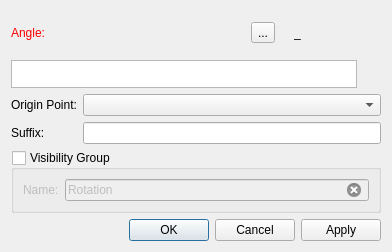
The window that src/libs/vtools/dialogs/tools/dialogrotation.ui (OpnTec/fashionmaker) describes before a commit, drawn with Qt 5.
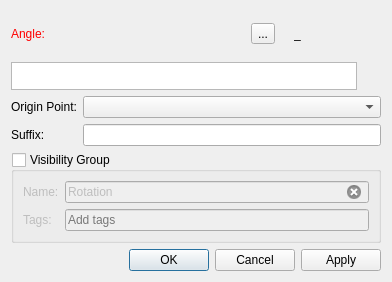
The same window after the commit. Icons and pictures are not drawn. Custom widgets are drawn as their Qt base class.

Commit message: Organization of groups - groups categories. Closes smart-pattern/valentina#15.

```diff
--- a/src/libs/vtools/dialogs/tools/dialogrotation.ui
+++ b/src/libs/vtools/dialogs/tools/dialogrotation.ui
@@ -7,7 +7,7 @@
     <x>0</x>
     <y>0</y>
     <width>392</width>
-    <height>252</height>
+    <height>282</height>
    </rect>
   </property>
   <property name="windowTitle">
@@ -236,15 +236,15 @@
      <property name="checked">
       <bool>false</bool>
      </property>
-     <layout class="QHBoxLayout" name="horizontalLayout_2">
-      <item>
-       <widget class="QLabel" name="labelGroupName">
+     <layout class="QGridLayout" name="gridLayout">
+      <item row="1" column="0">
+       <widget class="QLabel" name="label">
         <property name="text">
-         <string>Name:</string>
+         <string>Tags:</string>
         </property>
        </widget>
       </item>
-      <item>
+      <item row="0" column="1">
        <widget class="QLineEdit" name="lineEditVisibilityGroup">
         <property name="text">
          <string>Rotation</string>
@@ -254,6 +254,26 @@
         </property>
        </widget>
       </item>
+      <item row="0" column="0">
+       <widget class="QLabel" name="labelGroupName">
+        <property name="text">
+         <string>Name:</string>
+        </property>
+       </widget>
+      </item>
+      <item row="1" column="1">
+       <widget class="VCompleterLineEdit" name="lineEditGroupTags">
+        <property name="toolTip">
+         <string>Separate each tag with comma.</string>
+        </property>
+        <property name="placeholderText">
+         <string>Add tags</string>
+        </property>
+        <property name="clearButtonEnabled">
+         <bool>true</bool>
+        </property>
+       </widget>
+      </item>
      </layout>
     </widget>
    </item>
@@ -270,6 +290,11 @@
   </layout>
  </widget>
  <customwidgets>
+  <customwidget>
+   <class>VCompleterLineEdit</class>
+   <extends>QLineEdit</extends>
+   <header>vlineedit.h</header>
+  </customwidget>
   <customwidget>
    <class>VPlainTextEdit</class>
    <extends>QPlainTextEdit</extends>
```
The commit also changes 35 other files.
